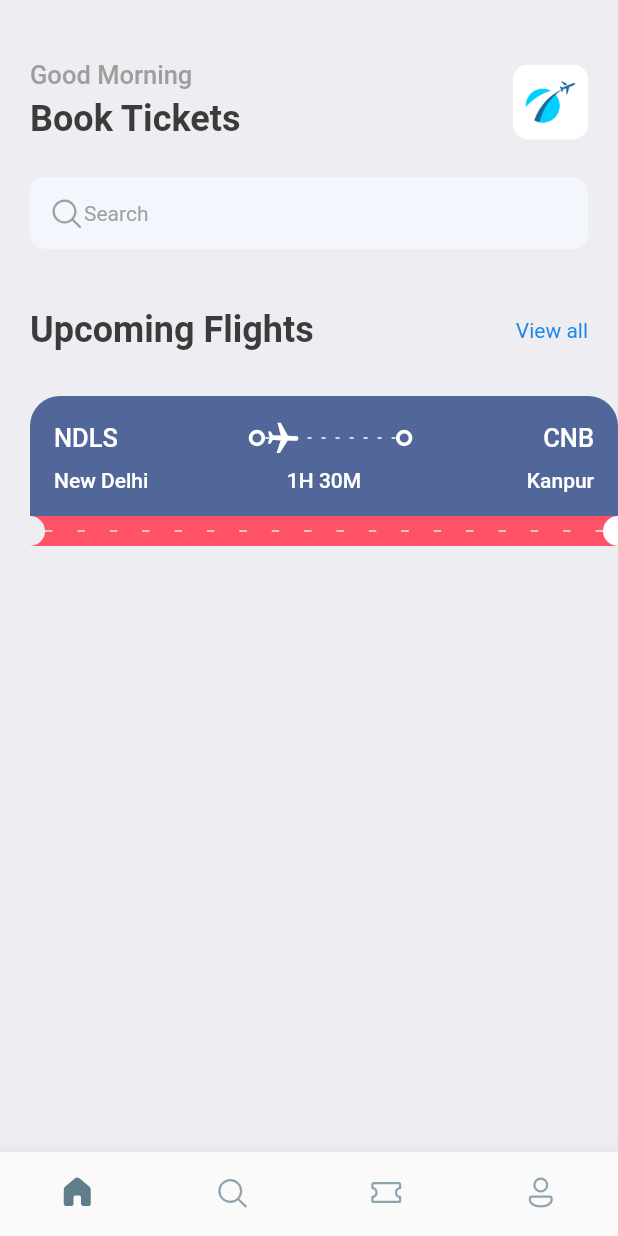
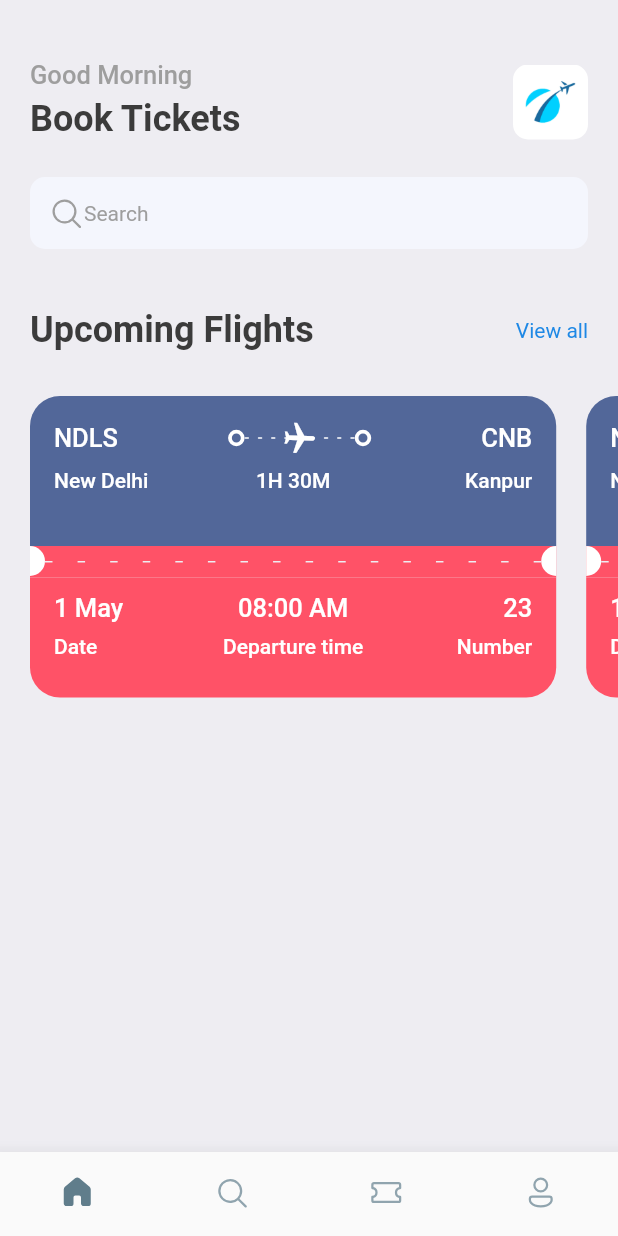
Before and after one commit to dayalubajpai/air_ticket_booking, a Flutter app: the screen it shows after launch, on a phone screen of 412 x 824 dp. Run offline on Flutter 3.47's test engine with Material 2 defaults, Android fonts, the phone set to English and light mode, and no system bars; our stand-ins replace fluentui_icons.

Commit message:
Version 1.0.0

```diff
--- a/lib/screens/home_screen.dart
+++ b/lib/screens/home_screen.dart
@@ -84,7 +84,15 @@ class AirPlaneHome extends StatelessWidget {
           SizedBox(
             height: 30,
           ),
-          TicketView()
+          SingleChildScrollView(
+            scrollDirection: Axis.horizontal,
+            child: Row(
+              children: [
+                TicketView(),
+                TicketView(),
+              ],
+            ),
+          )
         ],
       ),
 
--- a/lib/screens/ticket_view.dart
+++ b/lib/screens/ticket_view.dart
@@ -10,17 +10,18 @@ class TicketView extends StatelessWidget {
   @override
   Widget build(BuildContext context) {
     return SizedBox(
-      width: MediaQuery.of(context).size.width,
-       height: 100,
+      width: MediaQuery.of(context).size.width*0.90,
+       // height: 100,
       child: Container(
         margin: const EdgeInsets.only(left: 20),
+        child: Column(
+          children: [
+            Container(
               decoration: const BoxDecoration(
                 borderRadius: BorderRadius.only(
                     topLeft: Radius.circular(20), topRight: Radius.circular(20)),
                 color: Color(0xFF526799)),
-        child: Column(
-          children: [
-            Container(
+              height: 100,
               padding: EdgeInsets.all(16),
               child: Column(
                 children: [
@@ -34,7 +35,7 @@ class TicketView extends StatelessWidget {
                       TicketPlane(),
                       Expanded(
                         child: Stack(
-                            textDirection: TextDirection.ltr,
+                            // textDirection: TextDirection.ltr,
                             children: [
                               SizedBox(
                                 height: 24,
@@ -60,11 +61,13 @@ class TicketView extends StatelessWidget {
                                   );
                                 }),
                               ),
-                              Transform.rotate(
+                              Center(
+                                child: Transform.rotate(
                                   angle: 1.6,
                                   child: const Icon(
                                     Icons.airplanemode_active_outlined,
                                     color: Colors.white,
+                                  ),
                                 ),
                               ),
                             ]),
@@ -96,7 +99,7 @@ class TicketView extends StatelessWidget {
               ),
             ),
             Container(
-              height: 20,
+              height: 21,
               width: double.infinity,
               color: Styles.orangecolor,
               child: SizedBox(
@@ -109,7 +112,7 @@ class TicketView extends StatelessWidget {
                       height: 20,
                       decoration: BoxDecoration(
                           borderRadius: BorderRadius.only(topRight: Radius.circular(25), bottomRight: Radius.circular(25)),
-                        color: Styles.bgcolor
+                          color: Colors.white
                       ),
                     ),
                     Expanded(
@@ -139,6 +142,48 @@ class TicketView extends StatelessWidget {
                   ],
                 ),
               ),
+            ),
+            Container(
+              height: 80,
+              width: double.infinity,
+              decoration: BoxDecoration(
+                borderRadius: BorderRadius.only(bottomRight: Radius.circular(20),bottomLeft: Radius.circular(20)),
+                color: Styles.orangecolor
+              ),
+              child: Container(
+                padding: EdgeInsets.only(left: 16,right: 16, top: 10),
+                child: Column(
+                  children: [
+                    Row(
+                      mainAxisAlignment: MainAxisAlignment.spaceBetween,
+                      children: [
+                        SizedBox(
+                            width: 100
+                            ,child: Text("1 May", style: Styles.headLineStyle3.copyWith(color: Colors.white),)),
+                        Text("08:00 AM", style: Styles.headLineStyle3.copyWith(color: Colors.white),),
+                        SizedBox(
+                            width: 100,
+                            child: Text("23", textAlign: TextAlign.end,style: Styles.headLineStyle3.copyWith(color: Colors.white),)),
+                      ],
+                    ),
+                    SizedBox(
+                      height: 8,
+                    ),
+                    Row(
+                      mainAxisAlignment: MainAxisAlignment.spaceBetween,
+                      children: [
+                        SizedBox(
+                            width: 100
+                            ,child: Text("Date", style: Styles.headLineStyle4.copyWith(color: Colors.white),)),
+                        Text("Departure time", style: Styles.headLineStyle4.copyWith(color: Colors.white),),
+                        SizedBox(
+                            width: 100,
+                            child: Text("Number", textAlign: TextAlign.end,style: Styles.headLineStyle4.copyWith(color: Colors.white),)),
+                      ],
+                    )
+                  ],
+                ),
+              ),
             )
           ],
         ),
```
Lines whose indentation alone changed are shown as unchanged.
